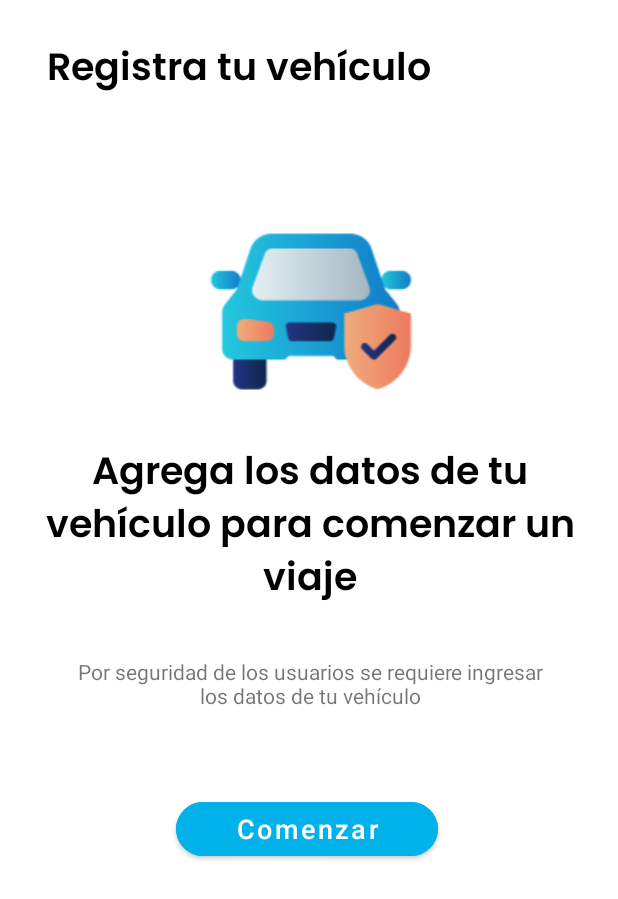
After one commit to AxeLoza21/UniRide, an Android app: the AlertAddCar screen opened directly, with no data from a screen before it, on a phone screen of 412 x 824 dp. The commit adds this screen. Shown: the top 899 px of the screen. Run offline under Robolectric (Android 15) with nearby library versions, the phone set to English and light mode, and no system bars; Roboto replaces fonts that are not available here.

Commit message:
Alerta para registrar tu vehículo

```diff
--- a/app/src/main/AndroidManifest.xml
+++ b/app/src/main/AndroidManifest.xml
@@ -12,6 +12,9 @@
         android:supportsRtl="true"
         android:theme="@style/Theme.UniRide.NoActionBar2"
         tools:targetApi="31">
+        <activity
+            android:name=".AlertAddCar"
+            android:exported="false" />
         <activity
             android:name=".PerfilGeneral"
             android:exported="false" />
--- /dev/null
+++ b/app/src/main/java/com/example/uniride/AlertAddCar.java
@@ -0,0 +1,14 @@
+package com.example.uniride;
+
+import androidx.appcompat.app.AppCompatActivity;
+
+import android.os.Bundle;
+
+public class AlertAddCar extends AppCompatActivity {
+
+    @Override
+    protected void onCreate(Bundle savedInstanceState) {
+        super.onCreate(savedInstanceState);
+        setContentView(R.layout.activity_alert_add_car);
+    }
+}
--- a/app/src/main/java/com/example/uniride/home.java
+++ b/app/src/main/java/com/example/uniride/home.java
@@ -12,7 +12,7 @@ import android.widget.Button;
 public class home extends AppCompatActivity {
 
     CardView btn_changeLocation;
-    Button details, formcar;
+    Button details, formcar , alertCar;
 
     @SuppressLint("MissingInflatedId")
     @Override
@@ -23,6 +23,7 @@ public class home extends AppCompatActivity {
         btn_changeLocation = (CardView)findViewById(R.id.btn_changeLocation);
         details = (Button)findViewById(R.id.irDetails);
         formcar = (Button)findViewById(R.id.botonformcar);
+        alertCar = (Button)findViewById(R.id.botoncar);
 
         btn_changeLocation.setOnClickListener(new View.OnClickListener() {
             @Override
@@ -47,5 +48,12 @@ public class home extends AppCompatActivity {
                 startActivity(i);
             }
         });
+        alertCar.setOnClickListener(new View.OnClickListener() {
+            @Override
+            public void onClick(View v) {
+                Intent i = new Intent(home.this, AlertAddCar.class);
+                startActivity(i);
+            }
+        });
     }
 }
--- /dev/null
+++ b/app/src/main/res/layout/activity_alert_add_car.xml
@@ -0,0 +1,95 @@
+<?xml version="1.0" encoding="utf-8"?>
+<RelativeLayout xmlns:android="http://schemas.android.com/apk/res/android"
+    xmlns:app="http://schemas.android.com/apk/res-auto"
+    xmlns:tools="http://schemas.android.com/tools"
+    android:layout_width="match_parent"
+    android:layout_height="match_parent"
+    tools:context=".AlertAddCar">
+
+
+    <TextView
+        android:id="@+id/txtRegistro"
+        android:layout_width="357dp"
+        android:layout_height="wrap_content"
+        android:layout_alignParentStart="true"
+        android:layout_alignParentTop="true"
+        android:layout_alignParentEnd="true"
+        android:layout_marginStart="31dp"
+        android:layout_marginTop="25dp"
+        android:layout_marginEnd="23dp"
+        android:fontFamily="@font/poppins_semibold"
+        android:text="Registra tu vehículo"
+        android:textColor="@color/black"
+        android:textSize="25dp" />
+
+    <ImageView
+        android:id="@+id/imageView"
+        android:layout_width="wrap_content"
+        android:layout_height="wrap_content"
+        android:layout_below="@+id/txtRegistro"
+        android:layout_alignParentStart="true"
+        android:layout_alignParentEnd="true"
+        android:layout_centerHorizontal="true"
+        android:layout_marginStart="128dp"
+        android:layout_marginTop="60dp"
+        android:layout_marginEnd="125dp"
+        app:srcCompat="@drawable/image_11" />
+
+    <TextView
+        android:id="@+id/txtRegistro2"
+        android:layout_width="363dp"
+        android:layout_height="wrap_content"
+        android:layout_below="@+id/imageView"
+        android:layout_alignParentStart="true"
+        android:layout_alignParentEnd="true"
+        android:layout_centerHorizontal="true"
+        android:layout_marginStart="25dp"
+        android:layout_marginTop="8dp"
+        android:layout_marginEnd="23dp"
+        android:layout_marginBottom="292dp"
+        android:fontFamily="@font/poppins_semibold"
+        android:gravity="center"
+        android:text="Agrega los datos de tu vehículo para comenzar un viaje"
+        android:textColor="@color/black"
+        android:textSize="25dp" />
+
+    <TextView
+        android:id="@+id/txtRegistro3"
+        android:layout_width="match_parent"
+        android:layout_height="wrap_content"
+        android:layout_below="@+id/imageView"
+        android:layout_alignParentStart="true"
+        android:layout_alignParentEnd="true"
+        android:layout_centerHorizontal="true"
+        android:layout_marginStart="49dp"
+        android:layout_marginTop="151dp"
+        android:layout_marginEnd="48dp"
+        android:gravity="center"
+        android:text="Por seguridad de los usuarios se requiere ingresar los datos de tu vehículo"
+        app:layout_constraintLeft_toLeftOf="parent"
+        app:layout_constraintStart_toStartOf="parent" />
+
+    <Button
+        android:id="@+id/btnComenzar"
+        android:layout_width="wrap_content"
+        android:layout_height="wrap_content"
+        android:layout_below="@+id/txtRegistro3"
+        android:layout_alignParentStart="true"
+        android:layout_alignParentEnd="true"
+        android:layout_marginStart="117dp"
+        android:layout_marginTop="55dp"
+        android:layout_marginEnd="120dp"
+        android:backgroundTint="#01B1EA"
+        android:text="Comenzar"
+        android:textAllCaps="false"
+        android:textColor="@color/white"
+        android:textSize="18dp"
+        app:cornerRadius="30dp"
+        app:layout_constraintEnd_toEndOf="parent"
+        app:layout_constraintHorizontal_bias="0.49"
+        app:layout_constraintLeft_toLeftOf="parent"
+        app:layout_constraintStart_toStartOf="parent"
+        app:layout_constraintTop_toBottomOf="@+id/txtRegistro3" />
+
+
+</RelativeLayout>
--- a/app/src/main/res/layout/activity_home.xml
+++ b/app/src/main/res/layout/activity_home.xml
@@ -94,5 +94,15 @@
         android:layout_marginBottom="213dp"
         android:text="botonformcar" />
 
+    <Button
+        android:id="@+id/botoncar"
+        android:layout_width="wrap_content"
+        android:layout_height="wrap_content"
+        android:layout_alignParentEnd="true"
+        android:layout_alignParentBottom="true"
+        android:layout_marginEnd="104dp"
+        android:layout_marginBottom="123dp"
+        android:text="Boton ir a alertCar" />
+
 
 </RelativeLayout>
```
Also changed, not shown: app/src/main/res/drawable/image_11.PNG (added).
